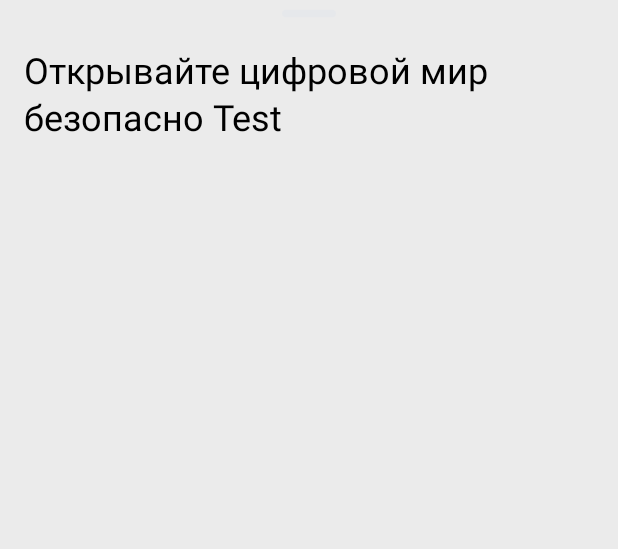
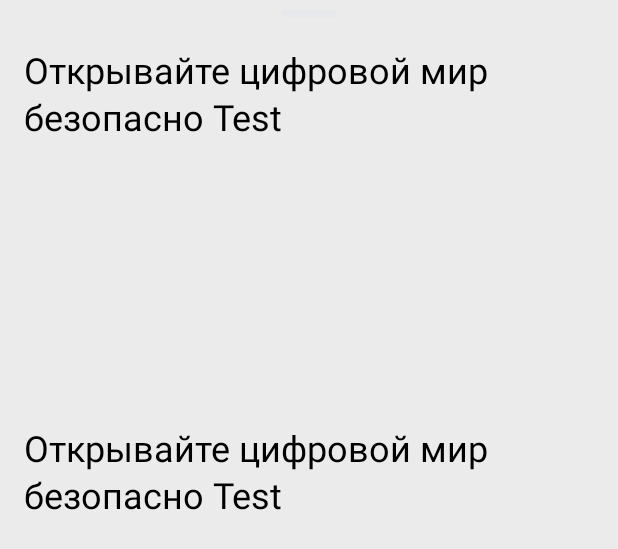
Before and after one commit to AnadolStudio/TL_Prosto, an Android app: the layout fragment_offer_detail.xml on its own in the app's theme, with its tools: preview values and no code run, on a phone screen of 412 x 824 dp. Shown: the top 549 px of the screen. Run offline under Robolectric (Android 15) with nearby library versions, the phone set to English and light mode, and no system bars.

Commit message:
Firs block almost done.
1,2 task is done

3rd task wait Second block

```diff
--- a/app/src/main/java/com/touchin/prosto/feature/detail/OfferDetailController.kt
+++ b/app/src/main/java/com/touchin/prosto/feature/detail/OfferDetailController.kt
@@ -1,7 +1,10 @@
 package com.touchin.prosto.feature.detail
 
 import com.anadolstudio.core.viewmodel.BaseController
+import com.touchin.prosto.feature.model.OfferUi
 
 interface OfferDetailController : BaseController {
     fun onRetryClicked()
+    fun onFavoriteChecked(offerUi: OfferUi)
+
 }
--- a/app/src/main/java/com/touchin/prosto/feature/detail/OfferDetailViewModel.kt
+++ b/app/src/main/java/com/touchin/prosto/feature/detail/OfferDetailViewModel.kt
@@ -20,6 +20,10 @@ class OfferDetailViewModel @AssistedInject constructor(
 
     override fun onBackClicked() = _navigationEvent.navigateUp()
 
+    override fun onFavoriteChecked(offerUi: OfferUi) {
+
+    }
+
     @AssistedFactory
     interface Factory {
         fun create(offerUi: OfferUi): OfferDetailViewModel
--- a/app/src/main/res/layout/fragment_offer_detail.xml
+++ b/app/src/main/res/layout/fragment_offer_detail.xml
@@ -6,18 +6,20 @@
     android:layout_width="match_parent"
     android:layout_height="wrap_content">
 
-    <com.touchin.prosto.view.BottomTopLine
-        android:id="@+id/top_line"
-        android:layout_width="match_parent"
-        android:layout_height="wrap_content"
-        app:layout_constraintTop_toTopOf="parent"/>
+
 
     <LinearLayout
         android:id="@+id/info_container"
         android:layout_width="match_parent"
         android:layout_height="wrap_content"
         android:orientation="vertical"
-        app:layout_constraintTop_toBottomOf="@+id/top_line" >
+        app:layout_constraintTop_toTopOf="parent" >
+
+        <com.touchin.prosto.view.BottomTopLine
+            android:id="@+id/top_line"
+            android:layout_width="match_parent"
+            android:layout_height="wrap_content"
+            app:layout_constraintTop_toTopOf="parent"/>
 
         <TextView
             android:id="@+id/offerName"
@@ -35,8 +37,31 @@
             android:layout_width="match_parent"
             android:layout_height="wrap_content"/>
 
+        <com.touchin.prosto.view.OfferHeaderView
+            android:id="@+id/header_view"
+            android:layout_width="0dp"
+            android:layout_height="wrap_content"
+            app:layout_constraintTop_toBottomOf="@+id/main_info"/>
+
     </LinearLayout>
+    <LinearLayout
+        android:id="@+id/description_container"
+        android:layout_width="match_parent"
+        android:layout_height="wrap_content"
+        android:orientation="vertical"
+        app:layout_constraintTop_toBottomOf="@+id/info_container" >
 
+        <TextView
+            android:id="@+id/descriptionName"
+            android:layout_width="match_parent"
+            android:layout_height="wrap_content"
+            android:layout_marginHorizontal="16dp"
+            android:layout_marginTop="12dp"
+            android:lineSpacingExtra="3sp"
+            android:paddingBottom="4dp"
+            android:textAppearance="@style/Header24"
+            tools:text="Открывайте цифровой мир безопасно Test" />
+    </LinearLayout>
 <!-- TODO
     <com.touchin.prosto.view.OfferHeaderView
         android:id="@+id/header_view"
--- a/app/src/main/res/values/strings.xml
+++ b/app/src/main/res/values/strings.xml
@@ -7,6 +7,6 @@
     <string name="common_email_error">Некорректный email</string>
     <string name="common_send">Отправить</string>
 
-
+    <string name="inactive_action_message">Эта акция больше неактивна</string>
     <string name="navigation_offer">offer</string>
 </resources>
```
Also changed, not shown: app/src/main/java/com/touchin/prosto/feature/detail/OfferDetailFragment.kt (+11 -1 lines), app/src/main/java/com/touchin/prosto/view/OfferMainInfoView.kt (+13 -5 lines).
